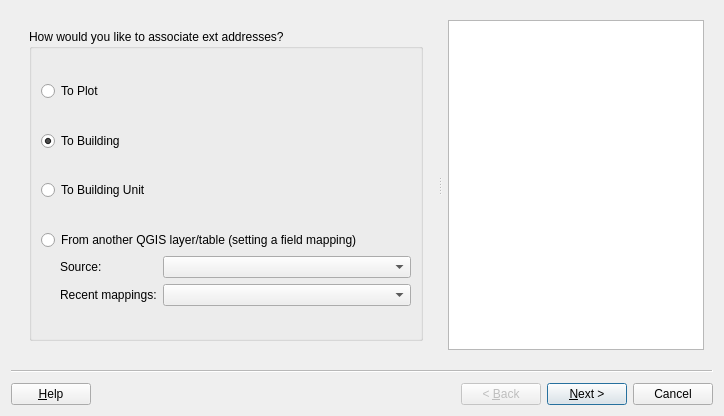
Above: asistente_ladm_col/ui/wiz_associate_extaddress_cadastre.ui from SwissTierrasColombia/Asistente-LADM-COL before the change. Below: the same form after it.
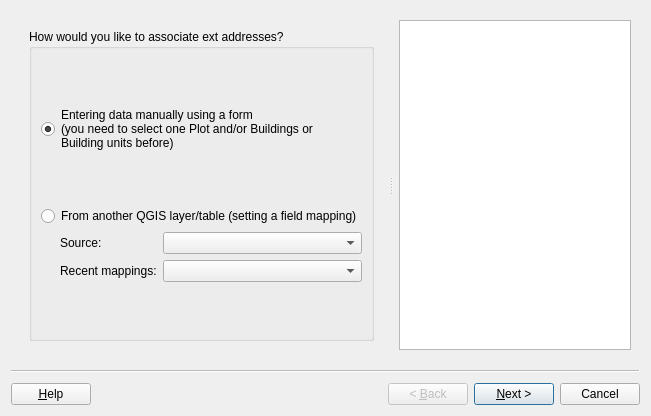
That is the form after the change. Icons and pictures are not drawn. Custom widgets are drawn as their Qt base class.

Commit message: associate spatial unit with a extaddress

Diff of the .ui file:
```diff
--- a/asistente_ladm_col/ui/wiz_associate_extaddress_cadastre.ui
+++ b/asistente_ladm_col/ui/wiz_associate_extaddress_cadastre.ui
@@ -6,7 +6,7 @@
    <rect>
     <x>0</x>
     <y>0</y>
-    <width>724</width>
+    <width>651</width>
     <height>416</height>
    </rect>
   </property>
@@ -67,83 +67,7 @@
            <string>How would you like to associate ext addresses?</string>
           </property>
           <layout class="QGridLayout" name="gridLayout_3">
-           <item row="0" column="0" colspan="2">
-            <spacer name="verticalSpacer">
-             <property name="orientation">
-              <enum>Qt::Vertical</enum>
-             </property>
-             <property name="sizeHint" stdset="0">
-              <size>
-               <width>20</width>
-               <height>40</height>
-              </size>
-             </property>
-            </spacer>
-           </item>
-           <item row="1" column="0" colspan="2">
-            <widget class="QRadioButton" name="rad_to_plot">
-             <property name="text">
-              <string>To Plot</string>
-             </property>
-            </widget>
-           </item>
-           <item row="2" column="0" colspan="2">
-            <spacer name="verticalSpacer_2">
-             <property name="orientation">
-              <enum>Qt::Vertical</enum>
-             </property>
-             <property name="sizeHint" stdset="0">
-              <size>
-               <width>20</width>
-               <height>40</height>
-              </size>
-             </property>
-            </spacer>
-           </item>
            <item row="3" column="0" colspan="2">
-            <widget class="QRadioButton" name="rad_to_building">
-             <property name="text">
-              <string>To Building</string>
-             </property>
-             <property name="checked">
-              <bool>true</bool>
-             </property>
-            </widget>
-           </item>
-           <item row="4" column="0" colspan="2">
-            <spacer name="verticalSpacer_4">
-             <property name="orientation">
-              <enum>Qt::Vertical</enum>
-             </property>
-             <property name="sizeHint" stdset="0">
-              <size>
-               <width>20</width>
-               <height>40</height>
-              </size>
-             </property>
-            </spacer>
-           </item>
-           <item row="5" column="0" colspan="2">
-            <widget class="QRadioButton" name="rad_to_building_unit">
-             <property name="text">
-              <string>To Building Unit</string>
-             </property>
-            </widget>
-           </item>
-           <item row="6" column="0" colspan="2">
-            <spacer name="verticalSpacer_5">
-             <property name="orientation">
-              <enum>Qt::Vertical</enum>
-             </property>
-             <property name="sizeHint" stdset="0">
-              <size>
-               <width>20</width>
-               <height>40</height>
-              </size>
-             </property>
-            </spacer>
-           </item>
-           <item row="7" column="0" colspan="2">
             <widget class="QRadioButton" name="rad_refactor">
              <property name="enabled">
               <bool>true</bool>
@@ -153,7 +77,7 @@
              </property>
             </widget>
            </item>
-           <item row="8" column="0">
+           <item row="4" column="0">
             <spacer name="horizontalSpacer">
              <property name="orientation">
               <enum>Qt::Horizontal</enum>
@@ -169,7 +93,20 @@
              </property>
             </spacer>
            </item>
-           <item row="8" column="1">
+           <item row="5" column="0" colspan="2">
+            <spacer name="verticalSpacer_3">
+             <property name="orientation">
+              <enum>Qt::Vertical</enum>
+             </property>
+             <property name="sizeHint" stdset="0">
+              <size>
+               <width>20</width>
+               <height>40</height>
+              </size>
+             </property>
+            </spacer>
+           </item>
+           <item row="4" column="1">
             <layout class="QGridLayout" name="gridLayout_2">
              <item row="0" column="0">
               <widget class="QLabel" name="lbl_refactor_source">
@@ -218,8 +155,8 @@
              </item>
             </layout>
            </item>
-           <item row="9" column="0" colspan="2">
-            <spacer name="verticalSpacer_3">
+           <item row="0" column="0" colspan="2">
+            <spacer name="verticalSpacer_4">
              <property name="orientation">
               <enum>Qt::Vertical</enum>
              </property>
@@ -231,6 +168,31 @@
              </property>
             </spacer>
            </item>
+           <item row="2" column="0" colspan="2">
+            <spacer name="verticalSpacer_5">
+             <property name="orientation">
+              <enum>Qt::Vertical</enum>
+             </property>
+             <property name="sizeHint" stdset="0">
+              <size>
+               <width>20</width>
+               <height>40</height>
+              </size>
+             </property>
+            </spacer>
+           </item>
+           <item row="1" column="0" colspan="2">
+            <widget class="QRadioButton" name="rad_spatial_unit">
+             <property name="text">
+              <string>Entering data manually using a form
+(you need to select one Plot and/or Buildings or 
+Building units before)</string>
+             </property>
+             <property name="checked">
+              <bool>true</bool>
+             </property>
+            </widget>
+           </item>
           </layout>
          </widget>
         </item>
@@ -300,35 +262,9 @@
             <number>9</number>
            </property>
            <item row="0" column="0">
-            <spacer name="verticalSpacer_6">
-             <property name="orientation">
-              <enum>Qt::Vertical</enum>
-             </property>
-             <property name="sizeHint" stdset="0">
-              <size>
-               <width>20</width>
-               <height>40</height>
-              </size>
-             </property>
-            </spacer>
-           </item>
-           <item row="3" column="0">
-            <spacer name="verticalSpacer_7">
-             <property name="orientation">
-              <enum>Qt::Vertical</enum>
-             </property>
-             <property name="sizeHint" stdset="0">
-              <size>
-               <width>20</width>
-               <height>40</height>
-              </size>
-             </property>
-            </spacer>
-           </item>
-           <item row="4" column="0">
-            <widget class="QPushButton" name="btn_select_by_expression">
+            <widget class="QRadioButton" name="rad_to_plot">
              <property name="text">
-              <string>Select by Expression</string>
+              <string>Plots(s)</string>
              </property>
             </widget>
            </item>
@@ -356,9 +292,16 @@
             </spacer>
            </item>
            <item row="1" column="0">
-            <widget class="QPushButton" name="btn_select">
+            <widget class="QRadioButton" name="rad_to_building">
              <property name="text">
-              <string>Select</string>
+              <string>Building(s)</string>
+             </property>
+            </widget>
+           </item>
+           <item row="2" column="0">
+            <widget class="QRadioButton" name="rad_to_building_unit">
+             <property name="text">
+              <string>Building unit(s)</string>
              </property>
             </widget>
            </item>
```
Left out of the diff: 163 changed lines with no effect on the pictures. The commit also changes 3 other files.
